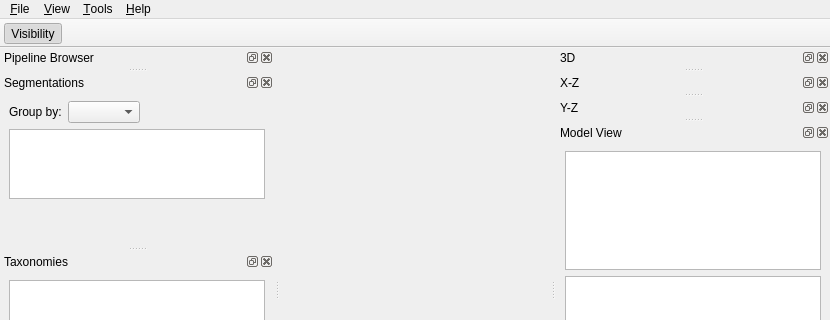
First picture: the form in frontend/espinaMainWindow.ui, repository FelixdelasPozas/EspINA, before the edit; both pictures show x 0 to 830 and y 0 to 320 of the 830 by 703 pixel window.
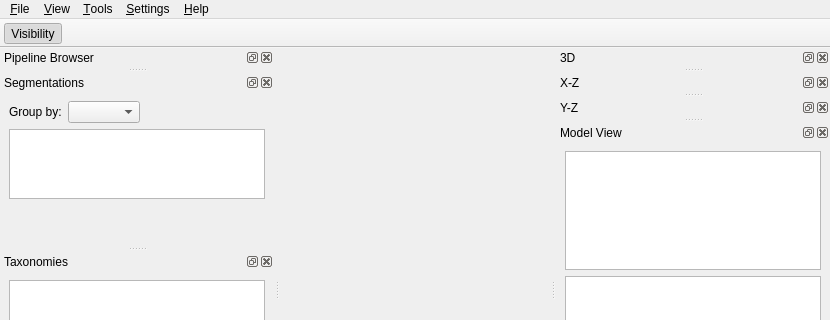
Second picture: the form after the edit. Icons and pictures are not drawn. Custom widgets are drawn as their Qt base class.

Commit message: Settings menu and preferences dialog

The edit to the form file:
```diff
--- a/frontend/espinaMainWindow.ui
+++ b/frontend/espinaMainWindow.ui
@@ -67,14 +67,20 @@
      <string>&amp;Help</string>
     </property>
    </widget>
-   <widget class="QMenu" name="menu_File">
+   <widget class="QMenu" name="menuFile">
     <property name="title">
      <string>&amp;File</string>
     </property>
    </widget>
-   <addaction name="menu_File"/>
+   <widget class="QMenu" name="menuSettings">
+    <property name="title">
+     <string>&amp;Settings</string>
+    </property>
+   </widget>
+   <addaction name="menuFile"/>
    <addaction name="menu_View"/>
    <addaction name="menuTools"/>
+   <addaction name="menuSettings"/>
    <addaction name="menu_Help"/>
   </widget>
   <widget class="QDockWidget" name="pipelineBrowserDock">
```
The commit also changes 6 other files.
